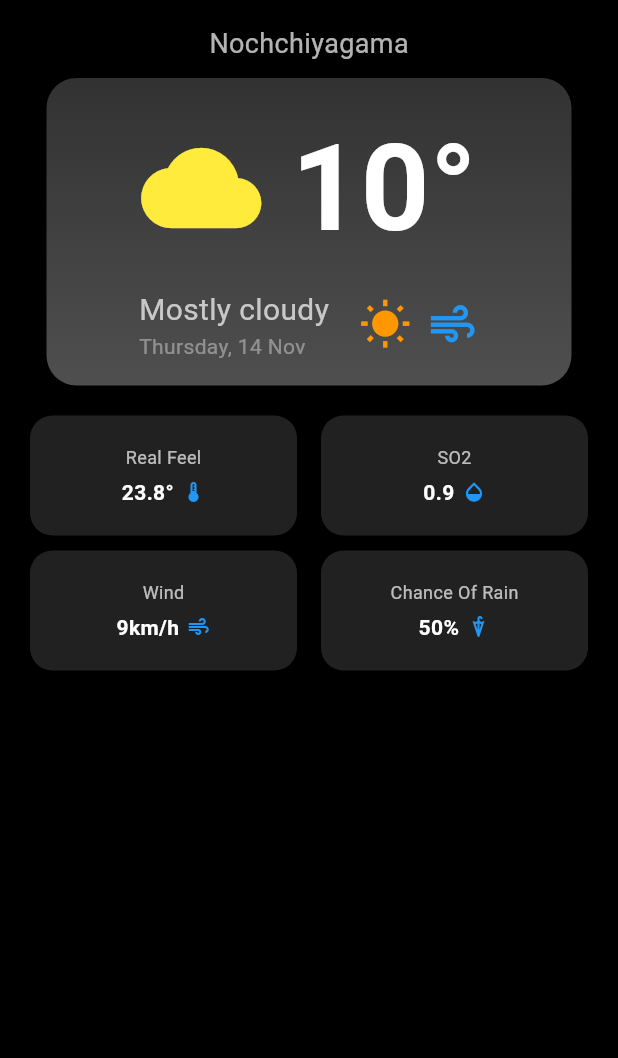
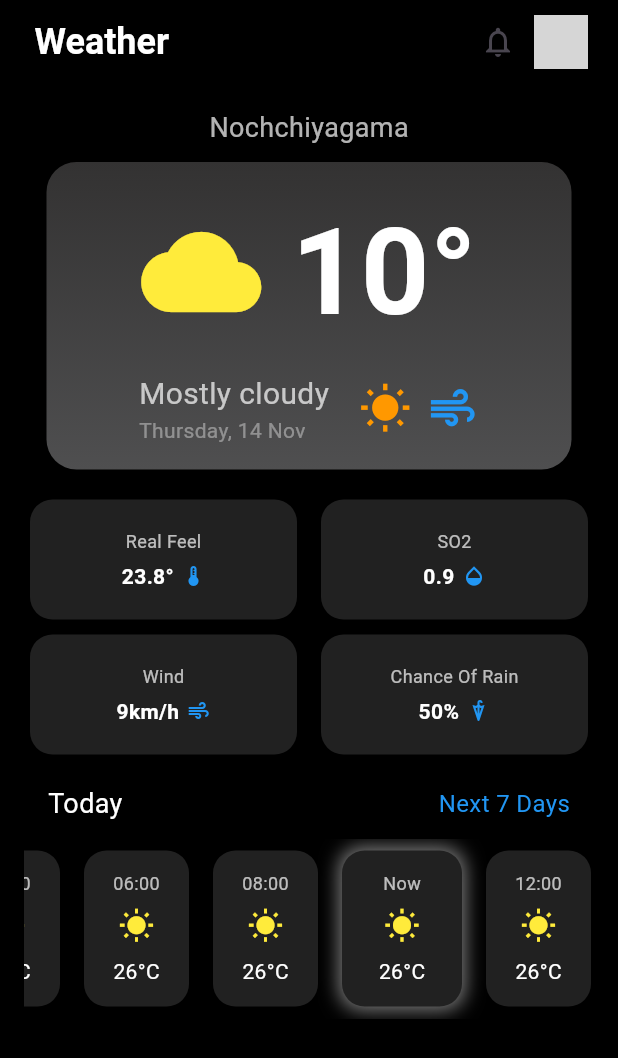
Before and after one commit to LakshanShalintha/Weather-App, a Flutter app: the Home screen opened directly, on a phone screen of 412 x 824 dp. Shown: the top 1058 px of the screen. Run offline on Flutter 3.47's test engine with Material 3 defaults, Android fonts, the phone set to English and light mode, and no system bars; grey boxes are pictures that could not be loaded.

Commit message:
Add updated weather grids

```diff
--- a/weather_app/lib/Screens/Home.dart
+++ b/weather_app/lib/Screens/Home.dart
@@ -21,17 +21,12 @@
 
   // Function to center the "Now" grid based on the current time
   void _centerNowGrid() {
-    int currentHour = DateTime
-        .now()
-        .hour;
+    int currentHour = DateTime.now().hour;
     int nowIndex = _getNowIndex(currentHour);
 
     if (nowIndex != -1) {
       // Calculate the position to scroll to the center
-      double scrollPosition = (nowIndex * 80.0) - MediaQuery
-          .of(context)
-          .size
-          .width / 2 + 40;
+      double scrollPosition = (nowIndex * 80.0) - MediaQuery.of(context).size.width / 2 + 40;
       _scrollController.animateTo(
         scrollPosition,
         duration: Duration(milliseconds: 500),
@@ -42,20 +37,7 @@
 
   // Determines the index of the "Now" slot based on the current hour
   int _getNowIndex(int currentHour) {
-    List<String> timeSlots = [
-      "00:00",
-      "02:00",
-      "04:00",
-      "06:00",
-      "08:00",
-      "10:00",
-      "12:00",
-      "14:00",
-      "16:00",
-      "18:00",
-      "20:00",
-      "22:00"
-    ];
+    List<String> timeSlots = ["00:00", "02:00", "04:00", "06:00", "08:00", "10:00", "12:00", "14:00", "16:00", "18:00", "20:00", "22:00"];
     return timeSlots.indexWhere((time) {
       int slotHour = int.parse(time.split(":")[0]);
       return (slotHour == currentHour || slotHour == currentHour - 1);
@@ -65,13 +47,36 @@
   @override
   Widget build(BuildContext context) {
     String currentDate = DateFormat('EEEE, d MMM').format(DateTime.now());
-    int currentHour = DateTime
-        .now()
-        .hour;
+    int currentHour = DateTime.now().hour;
 
     return Scaffold(
       backgroundColor: Colors.black,
-
+      appBar: AppBar(
+        backgroundColor: Colors.black,
+        elevation: 0,
+        automaticallyImplyLeading: false,
+        title: const Padding(
+          padding: EdgeInsets.only(left: 7),
+          child: Text(
+            "Weather",
+            style: TextStyle(
+                color: Colors.white, fontSize: 24, fontWeight: FontWeight.bold),
+          ),
+        ),
+        actions: [
+          IconButton(
+            icon: const Icon(Icons.notifications_none),
+            onPressed: () {},
+          ),
+          const Padding(
+            padding: EdgeInsets.only(right: 20),
+            child: CircleAvatar(
+              backgroundImage: AssetImage('assets/profile.jpg'),
+              radius: 18,
+            ),
+          ),
+        ],
+      ),
       body: SingleChildScrollView(
         padding: const EdgeInsets.all(16.0),
         child: Column(
@@ -129,21 +134,18 @@
                               children: [
                                 const Text(
                                   "Mostly cloudy",
-                                  style: TextStyle(
-                                      color: Colors.white70, fontSize: 20),
+                                  style: TextStyle(color: Colors.white70, fontSize: 20),
                                 ),
                                 Text(
                                   currentDate,
-                                  style: const TextStyle(
-                                      color: Colors.white38, fontSize: 14),
+                                  style: const TextStyle(color: Colors.white38, fontSize: 14),
                                 ),
                               ],
                             ),
                             const SizedBox(width: 20),
                             const Row(
                               children: [
-                                Icon(Icons.wb_sunny, color: Colors.orange,
-                                    size: 35),
+                                Icon(Icons.wb_sunny, color: Colors.orange, size: 35),
                                 SizedBox(width: 10),
                                 Icon(Icons.air, color: Colors.blue, size: 35),
                               ],
@@ -163,34 +165,68 @@
                   Row(
                     mainAxisAlignment: MainAxisAlignment.center,
                     children: [
-                      Expanded(child: _weatherDetail(
-                          "Real Feel", "23.8°", Icons.thermostat)),
+                      Expanded(child: _weatherDetail("Real Feel", "23.8°", Icons.thermostat)),
                       const SizedBox(width: 8),
-                      Expanded(
-                          child: _weatherDetail("SO2", "0.9", Icons.opacity)),
+                      Expanded(child: _weatherDetail("SO2", "0.9", Icons.opacity)),
                     ],
                   ),
                   const SizedBox(height: 10),
                   Row(
                     mainAxisAlignment: MainAxisAlignment.center,
                     children: [
-                      Expanded(
-                          child: _weatherDetail("Wind", "9km/h", Icons.air)),
+                      Expanded(child: _weatherDetail("Wind", "9km/h", Icons.air)),
                       const SizedBox(width: 8),
-                      Expanded(child: _weatherDetail(
-                          "Chance Of Rain", "50%", Icons.umbrella)),
+                      Expanded(child: _weatherDetail("Chance Of Rain", "50%", Icons.umbrella)),
                     ],
                   ),
                 ],
               ),
             ),
-
+            const SizedBox(height: 20),
+            const Padding(
+              padding: EdgeInsets.symmetric(horizontal: 16.0),
+              child: Row(
+                mainAxisAlignment: MainAxisAlignment.spaceBetween,
+                children: [
+                  Text(
+                    "Today",
+                    style: TextStyle(color: Colors.white, fontSize: 18),
+                  ),
+                  Text(
+                    "Next 7 Days",
+                    style: TextStyle(color: Colors.blue, fontSize: 16),
+                  ),
+                ],
+              ),
+            ),
+            const SizedBox(height: 10),
+            SizedBox(
+              height: 120,
+              child: ListView(
+                controller: _scrollController,
+                padding: const EdgeInsets.symmetric(vertical: 8, horizontal: 8),
+                scrollDirection: Axis.horizontal,
+                children: _buildHourlyForecastList(currentHour),
+              ),
+            ),
           ],
         ),
       ),
     );
   }
 
+  bool isNow(String timeSlot, int currentHour) {
+    int slotHour = int.parse(timeSlot.split(":")[0]);
+    return (slotHour == currentHour || slotHour == currentHour - 1);
+  }
+
+  List<Widget> _buildHourlyForecastList(int currentHour) {
+    List<String> timeSlots = ["00:00", "02:00", "04:00", "06:00", "08:00", "10:00", "12:00", "14:00", "16:00", "18:00", "20:00", "22:00"];
+    return timeSlots.map((time) {
+      bool showNow = isNow(time, currentHour);
+      return _hourlyForecast(showNow ? "Now" : time, "26", Icons.wb_sunny, showNow);
+    }).toList();
+  }
 
   Widget _weatherDetail(String title, String value, IconData icon) {
     return Container(
@@ -204,15 +240,12 @@
       child: Column(
         mainAxisAlignment: MainAxisAlignment.center,
         children: [
-          Text(title,
-              style: const TextStyle(color: Colors.white70, fontSize: 12)),
+          Text(title, style: const TextStyle(color: Colors.white70, fontSize: 12)),
           const SizedBox(height: 5),
           Row(
             mainAxisAlignment: MainAxisAlignment.center,
             children: [
-              Text(value, style: const TextStyle(color: Colors.white,
-                  fontSize: 14,
-                  fontWeight: FontWeight.bold)),
+              Text(value, style: const TextStyle(color: Colors.white, fontSize: 14, fontWeight: FontWeight.bold)),
               const SizedBox(width: 5),
               Icon(icon, color: Colors.blue, size: 16),
             ],
@@ -221,4 +254,36 @@
       ),
     );
   }
+
+  Widget _hourlyForecast(String time, String temp, IconData icon, bool showNow) {
+    return Container(
+      width: showNow ? 80 : 70,
+      margin: const EdgeInsets.symmetric(horizontal: 8),
+      padding: const EdgeInsets.symmetric(vertical: 12, horizontal: 8),
+      decoration: BoxDecoration(
+        color: Colors.grey[900],
+        borderRadius: BorderRadius.circular(15),
+        boxShadow: showNow
+            ? [
+          BoxShadow(
+            color: Colors.white.withOpacity(0.5),
+            blurRadius: 10,
+            spreadRadius: 2,
+            offset: Offset(0, 0),
+          ),
+        ]
+            : [],
+      ),
+      child: Column(
+        mainAxisAlignment: MainAxisAlignment.center,
+        children: [
+          Text(showNow ? "Now" : time, style: const TextStyle(color: Colors.white70, fontSize: 12)),
+          const SizedBox(height: 8),
+          Icon(icon, color: Colors.yellow, size: 24),
+          const SizedBox(height: 8),
+          Text("$temp°C", style: const TextStyle(color: Colors.white, fontSize: 14)),
+        ],
+      ),
+    );
+  }
 }
```
